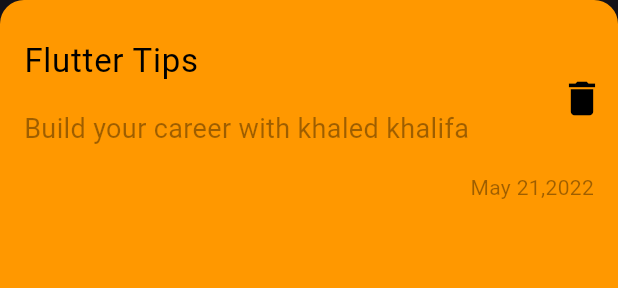
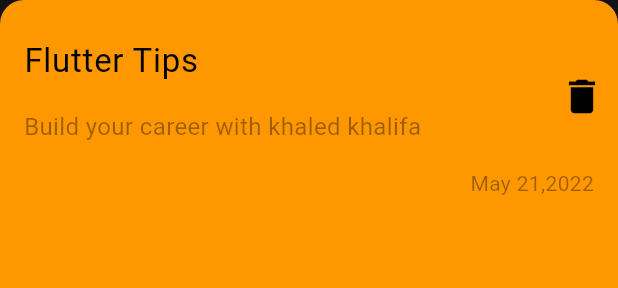
Before and after one commit to khaledkhalifa74/notes_app, a Flutter app: the NoteItem widget shown alone on an empty page, opened directly, on a phone screen of 412 x 824 dp. Shown: the top 288 px of the screen. Run offline on Flutter 3.47's test engine with Material 3 defaults, Android fonts, the phone set to English and light mode, and no system bars.

```diff
--- a/lib/widgets/note_item.dart
+++ b/lib/widgets/note_item.dart
@@ -40,7 +40,7 @@ class NoteItem extends StatelessWidget {
                 'Build your career with khaled khalifa',
                 style: TextStyle(
                   color: Colors.black38,
-                  fontSize: 18,
+                  fontSize: 16,
                 ),
               ),
             ),
```
Also changed, not shown: lib/views/notes_view.dart (+12 -2 lines).
